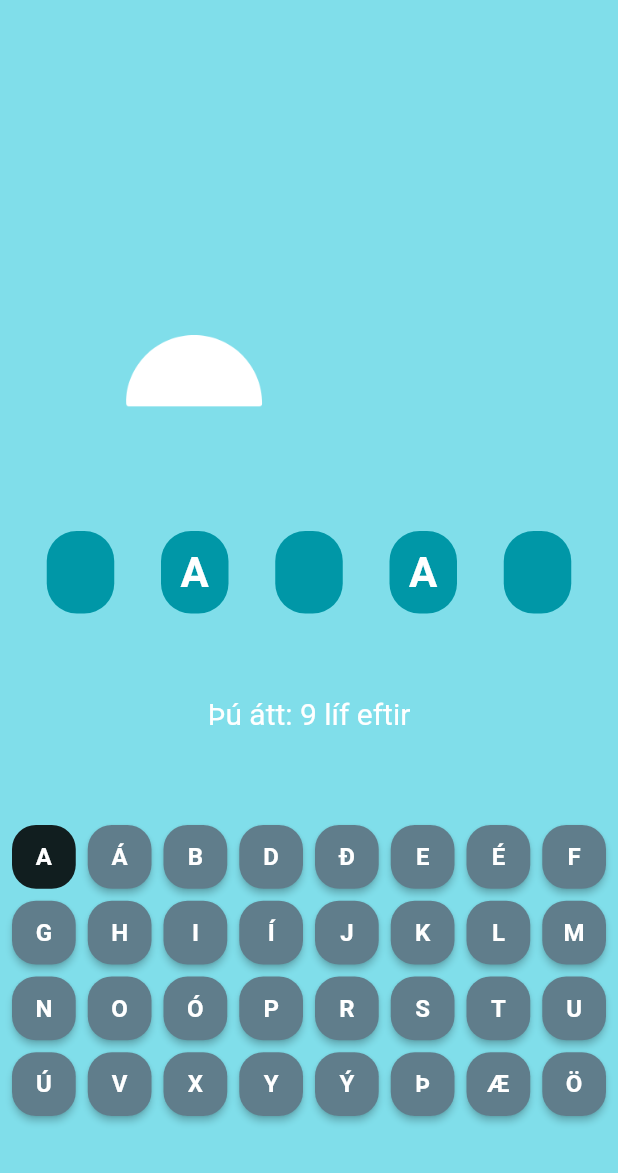
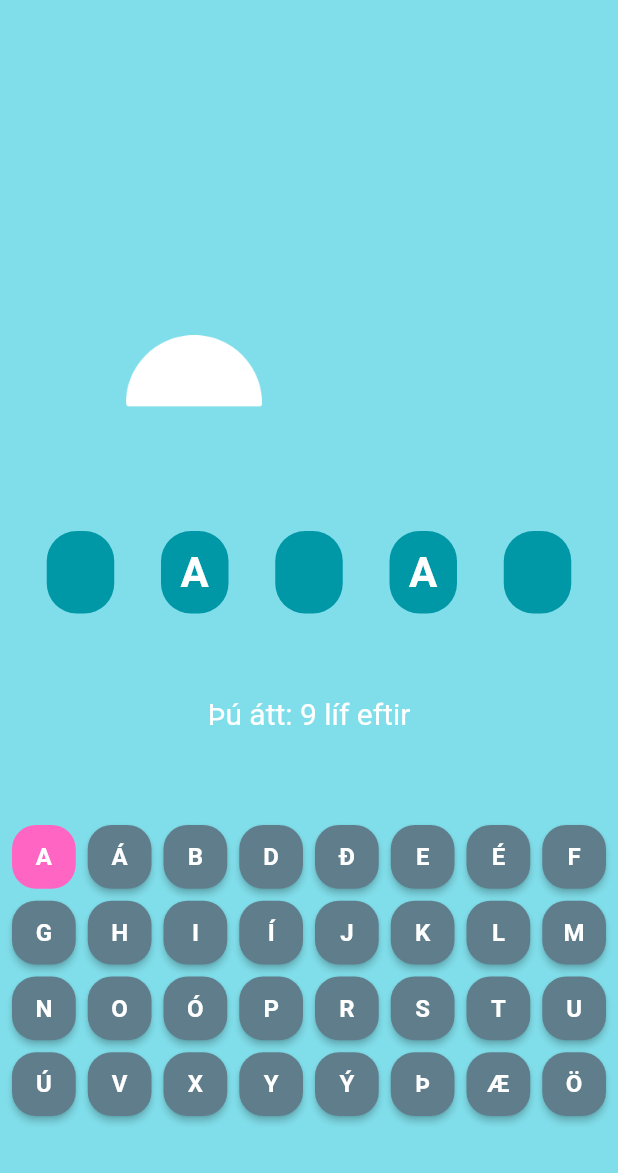
Before and after one commit to indianaea/hangman_game, a Flutter app: the GameScreen screen opened by its route, after a tap on an icon or button, on a phone screen of 412 x 824 dp, the part 63-1236 px from its top. Run offline on Flutter 3.47's test engine with Material 2 defaults, Android fonts, the phone set to English and light mode, and no system bars.

Commit message:
minor breyting á lit á takkaborði

```diff
--- a/lib/widgets/alphabet_button.dart
+++ b/lib/widgets/alphabet_button.dart
@@ -1,4 +1,5 @@
 import 'package:flutter/material.dart';
+import 'package:hangman_game/constants/colors.dart';
 
 // Klasi sem sýnir takka með staf á og tekur inn methodið onPressed,
 // texta sem streng og boolean ef smellt er á takka.
@@ -29,7 +30,7 @@ class AlphabetButton extends StatelessWidget {
           fontWeight: FontWeight.bold,
         ),
       ),
-      fillColor: isSelected ? Colors.black87 : Colors.blueGrey,
+      fillColor: isSelected ? AppColors.pinkColor : Colors.blueGrey,
     );
   }
 }
```
